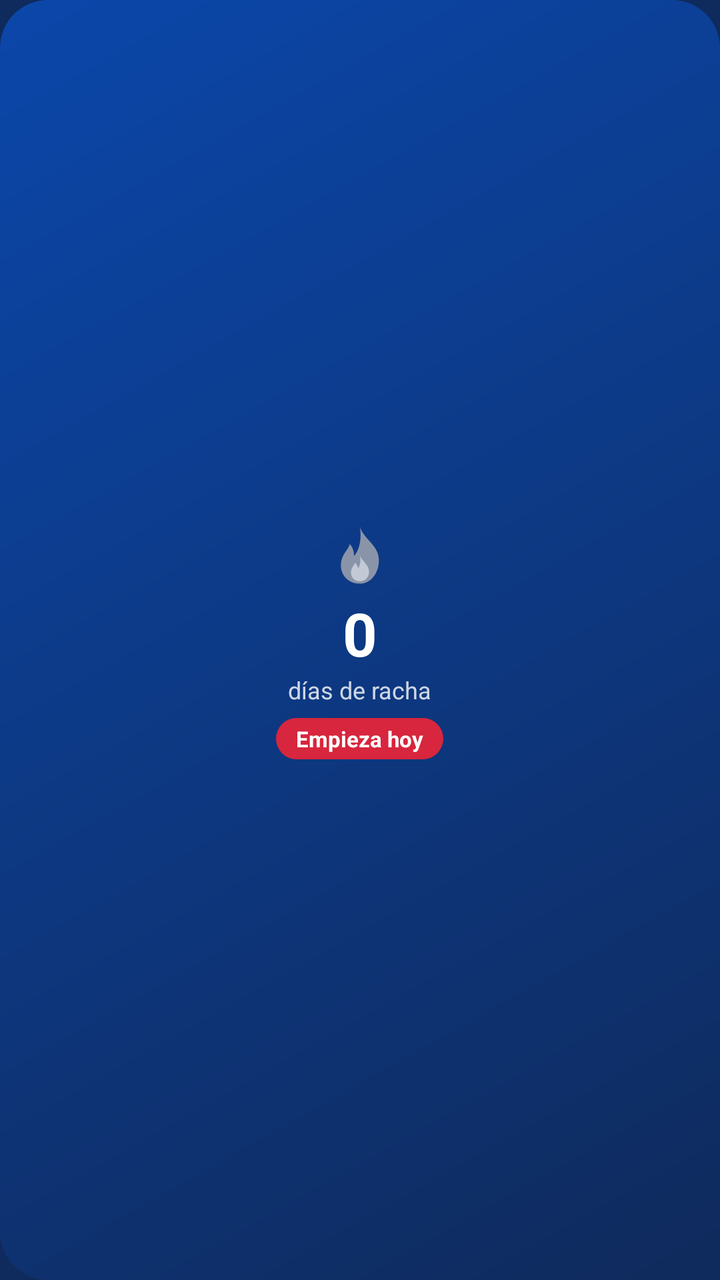
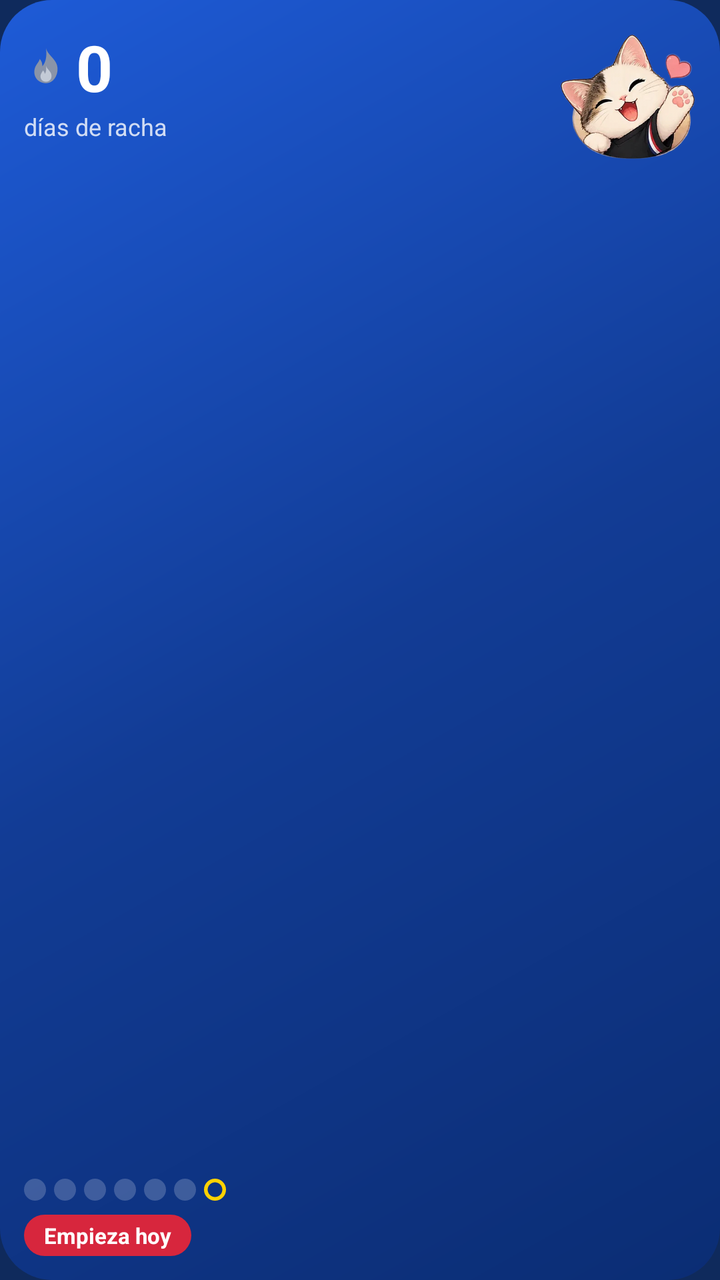

The first picture is an Android layout as it rendered before a commit; the second is the same layout after the commit. The layout source and the unified diff follow.
<!-- AndroidManifest.xml: application theme Theme.PlexPlay -->
<!-- res/layout/widget_racha.xml -->
<?xml version="1.0" encoding="utf-8"?>
<LinearLayout xmlns:android="http://schemas.android.com/apk/res/android"
    android:id="@+id/w_root"
    android:layout_width="match_parent"
    android:layout_height="match_parent"
    android:background="@drawable/widget_bg"
    android:gravity="center"
    android:orientation="vertical"
    android:padding="10dp">

    <ImageView
        android:id="@+id/w_fuego"
        android:layout_width="36dp"
        android:layout_height="36dp"
        android:contentDescription="Racha"
        android:src="@drawable/ic_flame_off" />

    <TextView
        android:id="@+id/w_num"
        android:layout_width="wrap_content"
        android:layout_height="wrap_content"
        android:text="0"
        android:textColor="#FFFFFFFF"
        android:textSize="30sp"
        android:textStyle="bold" />

    <TextView
        android:id="@+id/w_lbl"
        android:layout_width="wrap_content"
        android:layout_height="wrap_content"
        android:text="días de racha"
        android:textColor="#CCFFFFFF"
        android:textSize="12sp" />

    <TextView
        android:id="@+id/w_est"
        android:layout_width="wrap_content"
        android:layout_height="wrap_content"
        android:layout_marginTop="6dp"
        android:background="@drawable/widget_chip"
        android:paddingLeft="10dp"
        android:paddingTop="3dp"
        android:paddingRight="10dp"
        android:paddingBottom="3dp"
        android:text="Empieza hoy"
        android:textColor="#FFFFFFFF"
        android:textSize="11sp"
        android:textStyle="bold" />
</LinearLayout>
<!-- resources referenced by this layout -->
<resources>
  <!-- drawable ic_flame_off (drawable) -->
  <?xml version="1.0" encoding="utf-8"?>
  <vector xmlns:android="http://schemas.android.com/apk/res/android" android:width="36dp" android:height="36dp" android:viewportWidth="24" android:viewportHeight="24">
      <path android:fillColor="#FF8A94A8" android:pathData="M12,2 C12.8,5.2 16.5,7.3 17.8,10.6 C19.4,14.7 17,21 12,21 C7.2,21 4.6,16.8 6,12.6 C6.7,10.6 8.1,9.6 8.6,7.8 C9.9,9.3 10,10.8 10,11.8 C11.8,9.8 12.6,6.4 12,2 Z" />
      <path android:fillColor="#FFC3CAD6" android:pathData="M12,11.5 C12.5,13.5 15,14.6 15,17 C15,19 13.7,20.2 12,20.2 C10.2,20.2 9,19 9,17.3 C9,15.8 9.9,15.1 10.4,14 C11,14.8 11.3,15.4 11.4,16 C12.1,14.8 12.3,13.2 12,11.5 Z" />
  </vector>
  <!-- drawable widget_bg (drawable) -->
  <?xml version="1.0" encoding="utf-8"?>
  <shape xmlns:android="http://schemas.android.com/apk/res/android" android:shape="rectangle">
      <corners android:radius="24dp" />
      <gradient android:angle="135" android:startColor="#FF0F2A5C" android:endColor="#FF0B47AA" />
  </shape>
  <!-- drawable widget_chip (drawable) -->
  <?xml version="1.0" encoding="utf-8"?>
  <shape xmlns:android="http://schemas.android.com/apk/res/android" android:shape="rectangle">
      <corners android:radius="12dp" />
      <solid android:color="#FFD7263D" />
  </shape>
  <style name="Theme.PlexPlay" parent="@android:style/Theme.Material.NoActionBar">
          <item name="android:windowBackground">@color/navy</item>
          <item name="android:statusBarColor">@color/navy</item>
          <item name="android:navigationBarColor">@color/navy</item>
          <item name="android:colorAccent">#D7263D</item>
      </style>
  <color name="navy">#0F2A5C</color>
</resources>

<!-- the commit's change to res/layout/widget_racha.xml (unified diff, before → after) -->
@@ -1,49 +1,30 @@
 <?xml version="1.0" encoding="utf-8"?>
 <LinearLayout xmlns:android="http://schemas.android.com/apk/res/android"
-    android:id="@+id/w_root"
-    android:layout_width="match_parent"
-    android:layout_height="match_parent"
-    android:background="@drawable/widget_bg"
-    android:gravity="center"
-    android:orientation="vertical"
-    android:padding="10dp">
-
-    <ImageView
-        android:id="@+id/w_fuego"
-        android:layout_width="36dp"
-        android:layout_height="36dp"
-        android:contentDescription="Racha"
-        android:src="@drawable/ic_flame_off" />
-
-    <TextView
-        android:id="@+id/w_num"
-        android:layout_width="wrap_content"
-        android:layout_height="wrap_content"
-        android:text="0"
-        android:textColor="#FFFFFFFF"
-        android:textSize="30sp"
-        android:textStyle="bold" />
-
-    <TextView
-        android:id="@+id/w_lbl"
-        android:layout_width="wrap_content"
-        android:layout_height="wrap_content"
-        android:text="días de racha"
-        android:textColor="#CCFFFFFF"
-        android:textSize="12sp" />
-
-    <TextView
-        android:id="@+id/w_est"
-        android:layout_width="wrap_content"
-        android:layout_height="wrap_content"
-        android:layout_marginTop="6dp"
-        android:background="@drawable/widget_chip"
-        android:paddingLeft="10dp"
-        android:paddingTop="3dp"
-        android:paddingRight="10dp"
-        android:paddingBottom="3dp"
-        android:text="Empieza hoy"
-        android:textColor="#FFFFFFFF"
-        android:textSize="11sp"
-        android:textStyle="bold" />
+    android:id="@+id/w_root" android:layout_width="match_parent" android:layout_height="match_parent"
+    android:background="@drawable/widget_bg" android:orientation="vertical" android:padding="12dp">
+    <LinearLayout android:layout_width="match_parent" android:layout_height="0dp" android:layout_weight="1" android:orientation="horizontal">
+        <LinearLayout android:layout_width="0dp" android:layout_height="wrap_content" android:layout_weight="1" android:orientation="vertical">
+            <LinearLayout android:layout_width="wrap_content" android:layout_height="wrap_content" android:gravity="center_vertical" android:orientation="horizontal">
+                <ImageView android:id="@+id/w_fuego" android:layout_width="22dp" android:layout_height="22dp" android:contentDescription="Racha" android:src="@drawable/ic_flame_off" />
+                <TextView android:id="@+id/w_num" android:layout_width="wrap_content" android:layout_height="wrap_content" android:layout_marginLeft="4dp"
+                    android:text="0" android:textColor="#FFFFFFFF" android:textSize="32sp" android:textStyle="bold" />
+            </LinearLayout>
+            <TextView android:id="@+id/w_lbl" android:layout_width="wrap_content" android:layout_height="wrap_content"
+                android:text="días de racha" android:textColor="#CCFFFFFF" android:textSize="12sp" />
+        </LinearLayout>
+        <ImageView android:id="@+id/w_mz" android:layout_width="68dp" android:layout_height="68dp" android:adjustViewBounds="true"
+            android:contentDescription="Manzana" android:scaleType="fitEnd" android:src="@drawable/w_mz_saluda" />
+    </LinearLayout>
+    <LinearLayout android:layout_width="wrap_content" android:layout_height="wrap_content" android:layout_marginTop="6dp" android:orientation="horizontal">
+        <ImageView android:id="@+id/w_d1" android:layout_width="11dp" android:layout_height="11dp" android:layout_marginRight="4dp" android:src="@drawable/widget_dot_off" />
+        <ImageView android:id="@+id/w_d2" android:layout_width="11dp" android:layout_height="11dp" android:layout_marginRight="4dp" android:src="@drawable/widget_dot_off" />
+        <ImageView android:id="@+id/w_d3" android:layout_width="11dp" android:layout_height="11dp" android:layout_marginRight="4dp" android:src="@drawable/widget_dot_off" />
+        <ImageView android:id="@+id/w_d4" android:layout_width="11dp" android:layout_height="11dp" android:layout_marginRight="4dp" android:src="@drawable/widget_dot_off" />
+        <ImageView android:id="@+id/w_d5" android:layout_width="11dp" android:layout_height="11dp" android:layout_marginRight="4dp" android:src="@drawable/widget_dot_off" />
+        <ImageView android:id="@+id/w_d6" android:layout_width="11dp" android:layout_height="11dp" android:layout_marginRight="4dp" android:src="@drawable/widget_dot_off" />
+        <ImageView android:id="@+id/w_d7" android:layout_width="11dp" android:layout_height="11dp" android:src="@drawable/widget_dot_hoy" />
+    </LinearLayout>
+    <TextView android:id="@+id/w_est" android:layout_width="wrap_content" android:layout_height="wrap_content" android:layout_marginTop="7dp"
+        android:background="@drawable/widget_chip" android:paddingLeft="10dp" android:paddingTop="3dp" android:paddingRight="10dp" android:paddingBottom="3dp"
+        android:text="Empieza hoy" android:textColor="#FFFFFFFF" android:textSize="11sp" android:textStyle="bold" />
 </LinearLayout>
<!-- resource entries referenced after the edit -->
@@ -6,17 +6,31 @@
       <path android:fillColor="#FF8A94A8" android:pathData="M12,2 C12.8,5.2 16.5,7.3 17.8,10.6 C19.4,14.7 17,21 12,21 C7.2,21 4.6,16.8 6,12.6 C6.7,10.6 8.1,9.6 8.6,7.8 C9.9,9.3 10,10.8 10,11.8 C11.8,9.8 12.6,6.4 12,2 Z" />
       <path android:fillColor="#FFC3CAD6" android:pathData="M12,11.5 C12.5,13.5 15,14.6 15,17 C15,19 13.7,20.2 12,20.2 C10.2,20.2 9,19 9,17.3 C9,15.8 9.9,15.1 10.4,14 C11,14.8 11.3,15.4 11.4,16 C12.1,14.8 12.3,13.2 12,11.5 Z" />
   </vector>
+  <!-- drawable w_mz_saluda: webp bitmap (drawable-nodpi, 27032 bytes) -->
   <!-- drawable widget_bg (drawable) -->
   <?xml version="1.0" encoding="utf-8"?>
   <shape xmlns:android="http://schemas.android.com/apk/res/android" android:shape="rectangle">
-      <corners android:radius="24dp" />
-      <gradient android:angle="135" android:startColor="#FF0F2A5C" android:endColor="#FF0B47AA" />
+      <corners android:radius="26dp" />
+      <gradient android:angle="135" android:startColor="#FF0B2D74" android:centerColor="#FF123C95" android:endColor="#FF1E5BD7" />
   </shape>
   <!-- drawable widget_chip (drawable) -->
   <?xml version="1.0" encoding="utf-8"?>
   <shape xmlns:android="http://schemas.android.com/apk/res/android" android:shape="rectangle">
       <corners android:radius="12dp" />
       <solid android:color="#FFD7263D" />
+  </shape>
+  <!-- drawable widget_dot_hoy (drawable) -->
+  <?xml version="1.0" encoding="utf-8"?>
+  <shape xmlns:android="http://schemas.android.com/apk/res/android" android:shape="oval">
+      <solid android:color="#00000000" />
+      <stroke android:width="2dp" android:color="#FFFFD200" />
+      <size android:width="12dp" android:height="12dp" />
+  </shape>
+  <!-- drawable widget_dot_off (drawable) -->
+  <?xml version="1.0" encoding="utf-8"?>
+  <shape xmlns:android="http://schemas.android.com/apk/res/android" android:shape="oval">
+      <solid android:color="#33FFFFFF" />
+      <size android:width="12dp" android:height="12dp" />
   </shape>
   <style name="Theme.PlexPlay" parent="@android:style/Theme.Material.NoActionBar">
           <item name="android:windowBackground">@color/navy</item>
